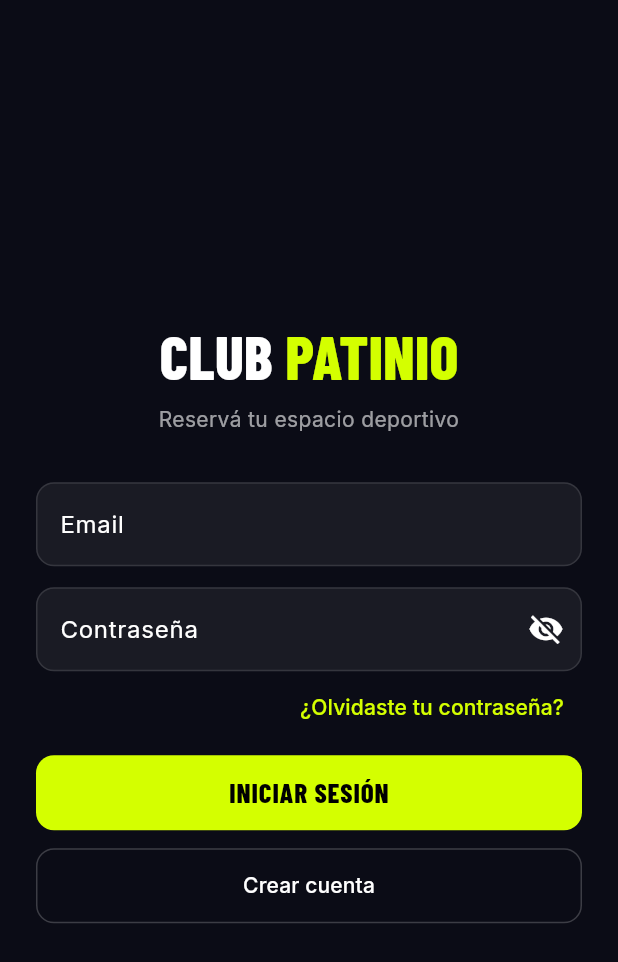
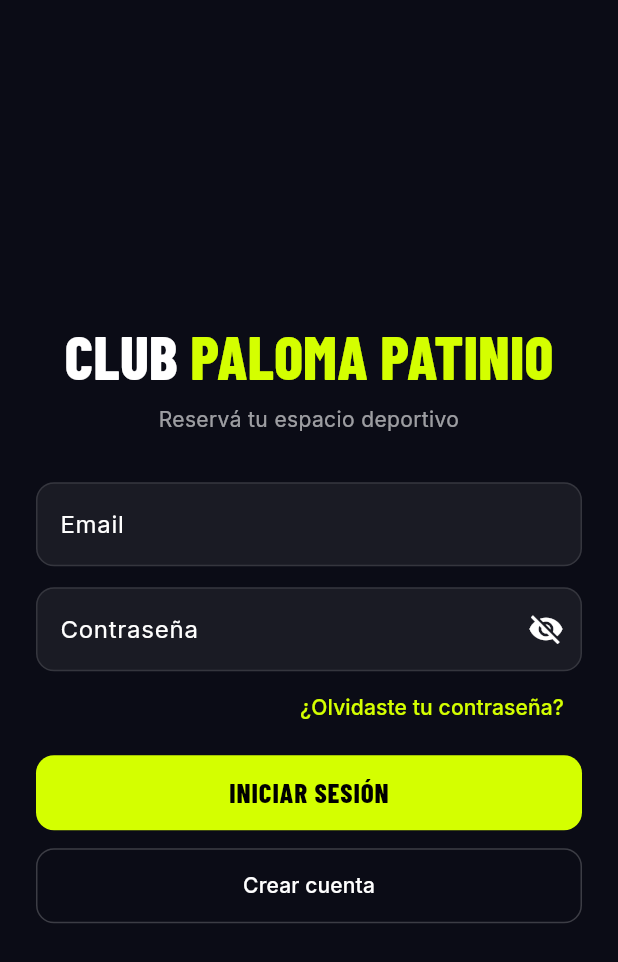
Before and after one commit to palomap2003/ClubPalomaPatinio, a Flutter app: the screen it shows after launch, on a phone screen of 412 x 824 dp. Shown: the top 962 px of the screen. Run offline on Flutter 3.47's test engine with Material 3 defaults, Android fonts, the phone set to English and light mode, and no system bars; our stand-ins replace firebase_auth, firebase_core, firebase_messaging, google_fonts, shared_preferences; accounts and stored records are empty.

```diff
--- a/mobile/lib/screens/horarios_page.dart
+++ b/mobile/lib/screens/horarios_page.dart
@@ -14,7 +14,7 @@ class HorariosPage extends StatefulWidget {
 }
 
 class _HorariosPageState extends State<HorariosPage> {
-  late final DateTime _hoy = DateUtils.dateOnly(DateTime.now());
+  late final DateTime _hoy = hoyArgentina();
   late DateTime _fecha = _hoy;
   int _duracion = 1;
   Franja? _seleccion;
--- a/mobile/lib/screens/login_page.dart
+++ b/mobile/lib/screens/login_page.dart
@@ -51,10 +51,13 @@ class _LoginPageState extends State<LoginPage> {
               child: Form(
                 key: _form,
                 child: Column(crossAxisAlignment: CrossAxisAlignment.stretch, children: [
-                  Row(mainAxisAlignment: MainAxisAlignment.center, children: [
-                    Text('CLUB ', style: titulo(40)),
-                    Text('PATINIO', style: titulo(40).copyWith(color: kNeon)),
-                  ]),
+                  FittedBox(
+                    fit: BoxFit.scaleDown,
+                    child: Row(mainAxisSize: MainAxisSize.min, children: [
+                      Text('CLUB ', style: titulo(40)),
+                      Text('PALOMA PATINIO', style: titulo(40).copyWith(color: kNeon)),
+                    ]),
+                  ),
                   const SizedBox(height: 4),
                   Text('Reservá tu espacio deportivo',
                       textAlign: TextAlign.center, style: TextStyle(color: blanco(0.6))),
```
Also changed, not shown: mobile/lib/models.dart (+7 -0 lines), 1 other file.
